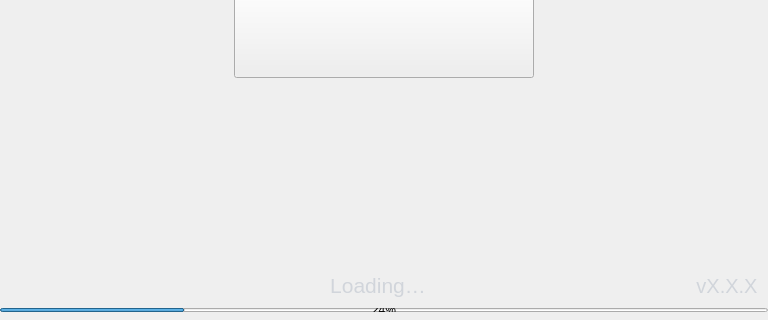
The window that src/qt/rpdchain/forms/splash.ui (cimelli/RpdSource) describes before a commit, drawn with Qt 5; both pictures show x 0 to 768 and y 213 to 533 of the 768 by 533 pixel window.
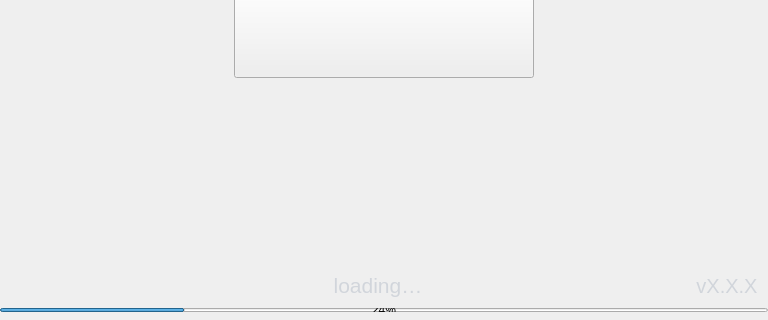
The same window after the commit.

Patch:
```diff
--- a/src/qt/rpdchain/forms/splash.ui
+++ b/src/qt/rpdchain/forms/splash.ui
@@ -166,7 +166,7 @@
             <string notr="true">color:#d1d5db; padding-left:50px;</string>
            </property>
            <property name="text">
-            <string>Loading…</string>
+            <string>loading…</string>
            </property>
            <property name="alignment">
             <set>Qt::AlignHCenter|Qt::AlignTop</set>
```
